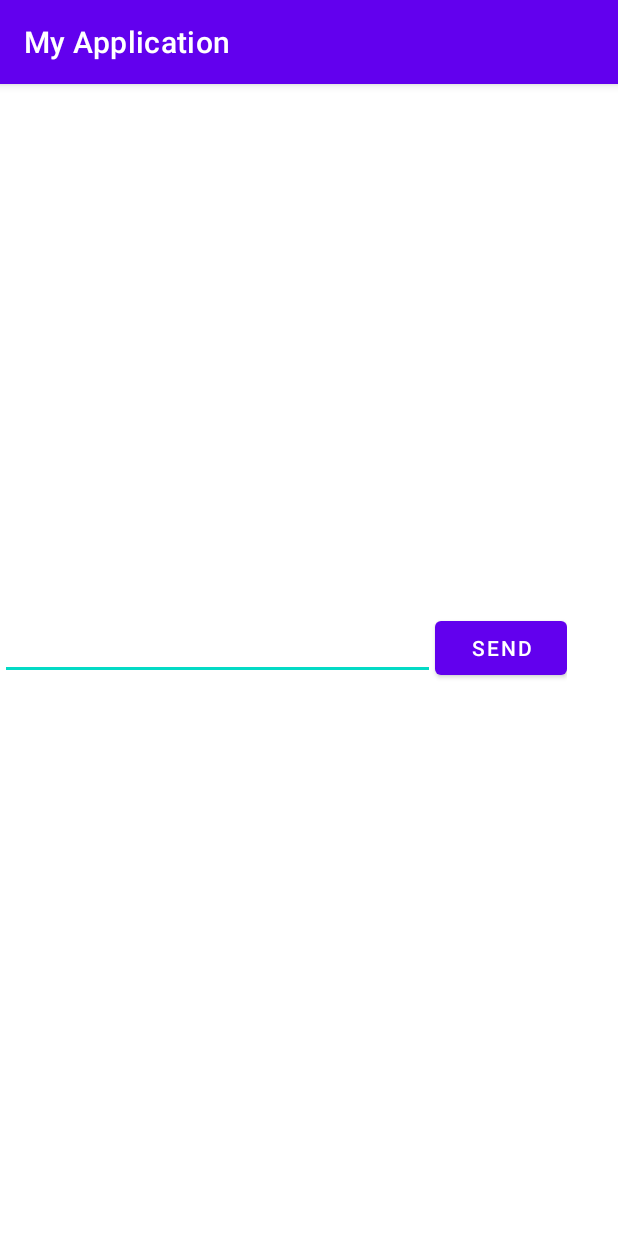
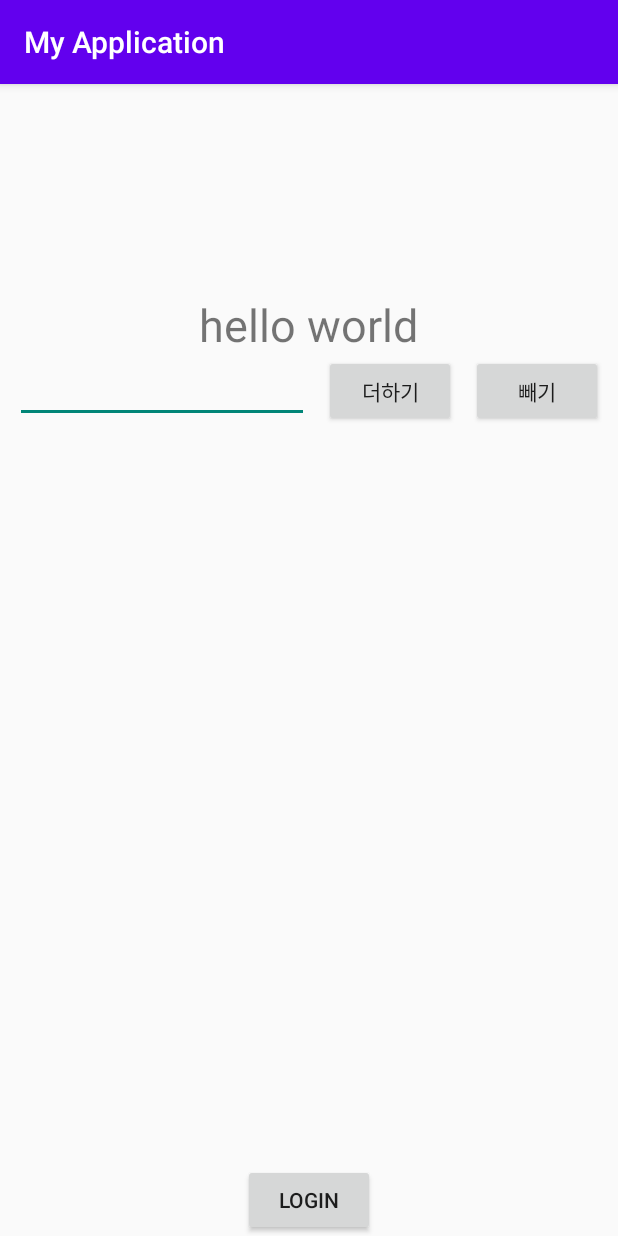
Before and after one commit to KPUCE2021SP/hummingbird, an Android app: the screen it shows after launch (MainActivity), on a phone screen of 412 x 824 dp. Run offline under Robolectric (Android 15) with nearby library versions, the phone set to English and light mode, and no system bars; our stand-ins replace Firebase (no records; nobody signed in at launch, a user with empty details on screens opened directly); 1 statement that could not run was skipped.

Commit message:
git login

```diff
--- a/MyApplication2/app/build.gradle
+++ b/MyApplication2/app/build.gradle
@@ -48,13 +48,17 @@ android {
 }
 
 dependencies {
+    // ViewModel
+    implementation("androidx.lifecycle:lifecycle-viewmodel-ktx:2.4.0-alpha02")
+    // LiveData
+    implementation("androidx.lifecycle:lifecycle-livedata-ktx:2.4.0-alpha02")
+
+    implementation platform('com.google.firebase:firebase-bom:28.2.1')
+    implementation 'com.google.firebase:firebase-auth-ktx'
     implementation 'com.google.firebase:firebase-database-ktx'
-    implementation platform('com.google.firebase:firebase-bom:28.2.1')
     implementation 'com.google.firebase:firebase-analytics-ktx'
     compile 'com.google.firebase:firebase-database:9.8.0'
     implementation 'com.google.firebase:firebase-database:19.2.0'
-    implementation("androidx.lifecycle:lifecycle-livedata-ktx:2.2.0")
-    implementation("androidx.lifecycle:lifecycle-viewmodel-ktx:2.2.0")
     implementation "androidx.activity:activity-ktx:1.1.0"
 
     implementation "org.jetbrains.kotlin:kotlin-stdlib:$kotlin_version"
--- a/MyApplication2/app/src/main/AndroidManifest.xml
+++ b/MyApplication2/app/src/main/AndroidManifest.xml
@@ -1,6 +1,10 @@
 <?xml version="1.0" encoding="utf-8"?>
 <manifest xmlns:android="http://schemas.android.com/apk/res/android"
     package="com.example.myapplication">
+    <uses-permission android:name="android.permission.INTERNET" />
+    <uses-permission
+        android:name="android.permission.USE_CREDENTIALS"
+        android:maxSdkVersion="22" />
 
     <application
         android:allowBackup="true"
--- a/MyApplication2/app/src/main/java/com/example/myapplication/MainActivity.kt
+++ b/MyApplication2/app/src/main/java/com/example/myapplication/MainActivity.kt
@@ -1,38 +1,19 @@
 package com.example.myapplication
 
 import android.os.Bundle
-import android.view.View
-import android.widget.Button
-import android.widget.EditText
-import android.widget.TextView
 import androidx.appcompat.app.AppCompatActivity
-import com.google.firebase.database.*
+import com.google.firebase.auth.OAuthProvider
 
 
-class MainActivity : AppCompatActivity() {
-    private var textView: TextView? = null
-    private var editText: EditText? = null
-    private var button: Button? = null
-    var mRootRef = FirebaseDatabase.getInstance().reference
-    var conditionRef = mRootRef.child("text")
+class MainActivity : AppCompatActivity(){
+
+    //나중에 값이 설정될거라고 lateinit으로 설정
+    lateinit var myNumberViewModel: MyNumberViewModel
     override fun onCreate(savedInstanceState: Bundle?) {
         super.onCreate(savedInstanceState)
         setContentView(R.layout.activity_main)
-        textView = findViewById<View>(R.id.textview) as TextView
-        editText = findViewById<View>(R.id.edittext) as EditText
-        button = findViewById<View>(R.id.button) as Button
+        val provider = OAuthProvider.newBuilder("github.com")
+
     }
 
-    override fun onStart() {
-        super.onStart()
-        conditionRef.addValueEventListener(object : ValueEventListener {
-            override fun onDataChange(dataSnapshot: DataSnapshot) {
-                val text = dataSnapshot.getValue(String::class.java)
-                textView!!.text = text
-            }
-
-            override fun onCancelled(databaseError: DatabaseError) {}
-        })
-        button!!.setOnClickListener { conditionRef.setValue(editText!!.text.toString()) }
-    }
 }
--- /dev/null
+++ b/MyApplication2/app/src/main/java/com/example/myapplication/MyNumberViewModel.kt
@@ -0,0 +1,46 @@
+package com.example.myapplication
+
+import android.util.Log
+import androidx.lifecycle.LiveData
+import androidx.lifecycle.MutableLiveData
+import androidx.lifecycle.ViewModel
+
+enum class ActionType{
+    PLUS, MINUS
+}
+
+
+//데이터의 변경
+//뷰모델은 데이터의 변경사항을 알려주는 라이브데이터를 가지고 있
+class MyNumberViewModel : ViewModel() {
+    companion object{
+        const val TAG:String = "로그"
+    }
+    //뮤터블 라이브데이터 - 수정 가능한 녀석
+    //라이브 데이터 - 값 변동 안됨
+
+    //내부에서 설정하는 자료형은 뮤터블로 변경 가능하도록 설정
+    private val _currentValue = MutableLiveData<Int>()
+
+    // 변경되지 않는 데이터를 가져 올때 이름을 _ 언더스코어 없이 설정
+    // 공개적으로 가져오는 변수는 private 이 아닌 퍼블릭으로 외부에서도 접근가능하도록 설정
+    // 하지만 값을 직접 라이브데이터에 접근하지 않는 뷰모델을 통해 가져올 수 있도록 설정
+    val currentValue: LiveData<Int>
+        get() = _currentValue
+
+
+    // 초기값 설정
+    init{
+        Log.d(TAG, "MyNumberViewModel - 생성자 호출")
+        _currentValue.value = 0
+    }
+
+    fun updateValue(actionType: ActionType, input: Int){
+        when(actionType){
+            ActionType.PLUS ->
+                _currentValue.value = _currentValue.value?.plus(input)
+            ActionType.MINUS ->
+                _currentValue.value = _currentValue.value?.minus(input)
+        }
+    }
+}
--- a/MyApplication2/app/src/main/res/layout/activity_main.xml
+++ b/MyApplication2/app/src/main/res/layout/activity_main.xml
@@ -1,36 +1,63 @@
 <?xml version="1.0" encoding="utf-8"?>
-<LinearLayout xmlns:android="http://schemas.android.com/apk/res/android"
+<androidx.constraintlayout.widget.ConstraintLayout xmlns:android="http://schemas.android.com/apk/res/android"
     xmlns:app="http://schemas.android.com/apk/res-auto"
     xmlns:tools="http://schemas.android.com/tools"
     android:layout_width="match_parent"
     android:layout_height="match_parent"
     android:orientation="vertical"
+    android:paddingHorizontal="10dp"
     tools:context=".MainActivity">
 
     <TextView
-        android:id="@+id/textview"
-        android:gravity="center"
-        android:layout_width="match_parent"
-        android:layout_height="200dp"
-        android:text="text" />
+        android:id="@+id/number_textview"
+        android:layout_width="wrap_content"
+        android:layout_height="wrap_content"
+        android:layout_marginTop="140dp"
+        android:text="hello world"
+        android:textSize="30dp"
+        app:layout_constraintEnd_toEndOf="parent"
+        app:layout_constraintHorizontal_bias="0.498"
+        app:layout_constraintStart_toStartOf="parent"
+        app:layout_constraintTop_toTopOf="parent" />
+
+    <Button
+        android:id="@+id/plus_btn"
+        android:layout_width="wrap_content"
+        android:layout_height="wrap_content"
+        android:text="더하기"
+        android:layout_marginHorizontal="10dp"
+        app:layout_constraintEnd_toStartOf="@+id/minus_btn"
+        app:layout_constraintHorizontal_bias="0.5"
+        app:layout_constraintStart_toEndOf="@+id/userinput_edttext"
+        app:layout_constraintTop_toTopOf="@+id/userinput_edttext" />
+
+    <EditText
+        android:id="@+id/userinput_edttext"
+        android:layout_width="0dp"
+        android:layout_height="wrap_content"
+        app:layout_constraintEnd_toStartOf="@+id/plus_btn"
+        app:layout_constraintHorizontal_bias="0.5"
+        app:layout_constraintStart_toStartOf="parent"
+        app:layout_constraintTop_toBottomOf="@+id/number_textview" />
+
+    <Button
+        android:id="@+id/minus_btn"
+        android:layout_width="wrap_content"
+        android:layout_height="wrap_content"
+        android:text="빼기"
+        app:layout_constraintEnd_toEndOf="parent"
+        app:layout_constraintHorizontal_bias="0.5"
+        app:layout_constraintStart_toEndOf="@+id/plus_btn"
+        app:layout_constraintTop_toTopOf="@+id/userinput_edttext" />
+
+    <Button
+        android:id="@+id/login_btn"
+        android:layout_width="wrap_content"
+        android:layout_height="wrap_content"
+        android:text="login"
+        app:layout_constraintBottom_toBottomOf="parent"
+        app:layout_constraintEnd_toEndOf="parent"
+        app:layout_constraintStart_toStartOf="parent" />
 
 
-    <LinearLayout
-        android:gravity="bottom"
-        android:layout_width="wrap_content"
-        android:layout_height="200dp" >
-
-        <EditText
-            android:id="@+id/edittext"
-            android:layout_width="290dp"
-            android:layout_height="wrap_content" />
-
-        <Button
-            android:id="@+id/button"
-            android:layout_width="wrap_content"
-            android:layout_height="wrap_content"
-            android:text="send" />
-    </LinearLayout>
-
-
-</LinearLayout>
+</androidx.constraintlayout.widget.ConstraintLayout>
--- a/MyApplication2/app/src/main/res/values/themes.xml
+++ b/MyApplication2/app/src/main/res/values/themes.xml
@@ -1,6 +1,6 @@
 <resources xmlns:tools="http://schemas.android.com/tools">
     <!-- Base application theme. -->
-    <style name="Theme.MyApplication" parent="Theme.MaterialComponents.DayNight.DarkActionBar">
+    <style name="Theme.MyApplication" parent="Theme.AppCompat.DayNight.DarkActionBar">
         <!-- Primary brand color. -->
         <item name="colorPrimary">@color/purple_500</item>
         <item name="colorPrimaryVariant">@color/purple_700</item>
```
Also changed, not shown: 1 other file.
